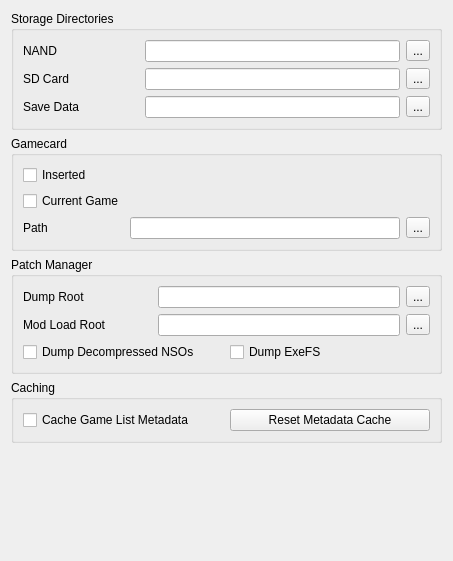
Before: the Qt Designer form src/storm_switch/configuration/configure_filesystem.ui in ReiKatari/STORM_EDEN, drawn with Qt 5.
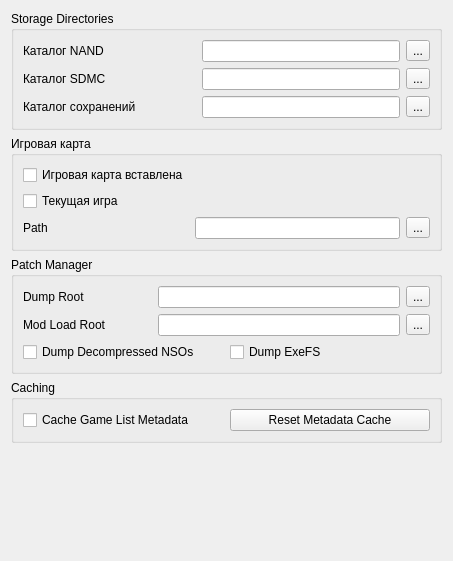
After: the same form once the commit is applied.

Commit message: STORM SWITCH 7.3.0: Lock SOR4 mandatory parameters, restore Zelda BotW graphics, pagination for GameBanana and Amiibo, Cheats 3D style and value editor, launch crash guards and 100% UI localization

Diff of the .ui file:
```diff
--- a/src/storm_switch/configuration/configure_filesystem.ui
+++ b/src/storm_switch/configuration/configure_filesystem.ui
@@ -28,7 +28,7 @@
         <item row="0" column="0">
          <widget class="QLabel" name="label">
           <property name="text">
-           <string>NAND</string>
+           <string>Каталог NAND</string>
           </property>
          </widget>
         </item>
@@ -48,7 +48,7 @@
         <item row="1" column="0">
          <widget class="QLabel" name="label_2">
           <property name="text">
-           <string>SD Card</string>
+           <string>Каталог SDMC</string>
           </property>
          </widget>
         </item>
@@ -62,7 +62,7 @@
         <item row="2" column="0">
          <widget class="QLabel" name="label_save">
           <property name="text">
-           <string>Save Data</string>
+           <string>Каталог сохранений</string>
           </property>
          </widget>
         </item>
@@ -98,7 +98,7 @@
      <item>
       <widget class="QGroupBox" name="groupBox_2">
        <property name="title">
-        <string>Gamecard</string>
+        <string>Игровая карта</string>
        </property>
        <layout class="QGridLayout" name="gridLayout_2">
         <item row="2" column="1">
@@ -114,14 +114,14 @@
         <item row="0" column="1">
          <widget class="QCheckBox" name="gamecard_inserted">
           <property name="text">
-           <string>Inserted</string>
+           <string>Игровая карта вставлена</string>
           </property>
          </widget>
         </item>
         <item row="1" column="1">
          <widget class="QCheckBox" name="gamecard_current_game">
           <property name="text">
-           <string>Current Game</string>
+           <string>Текущая игра</string>
           </property>
          </widget>
         </item>
```
The commit also changes 21 other files.
